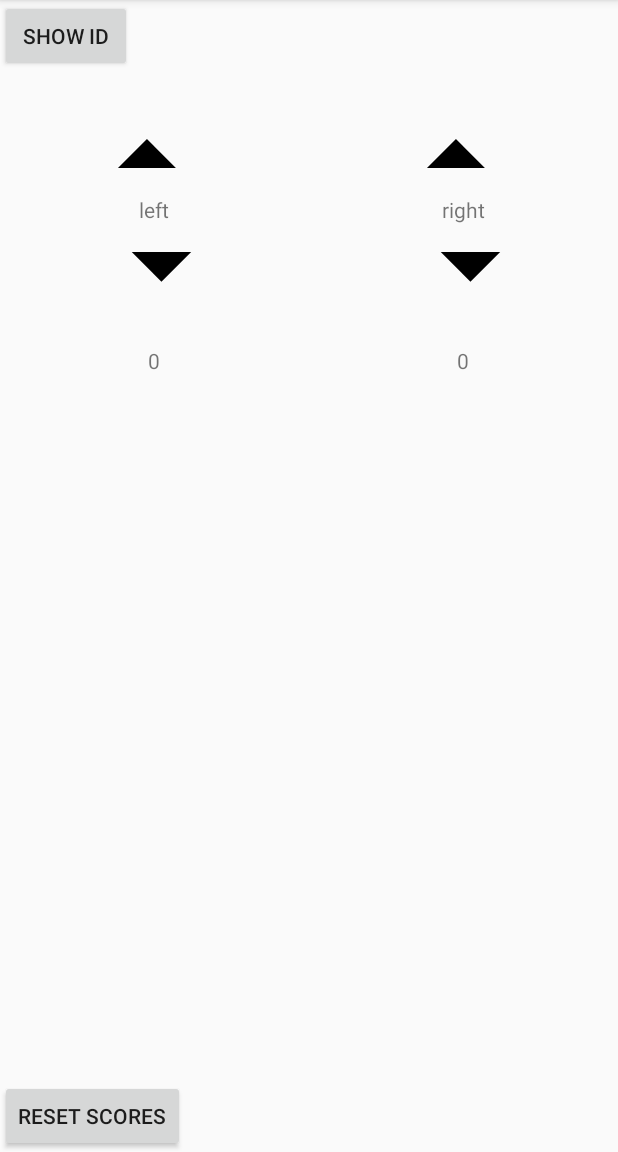
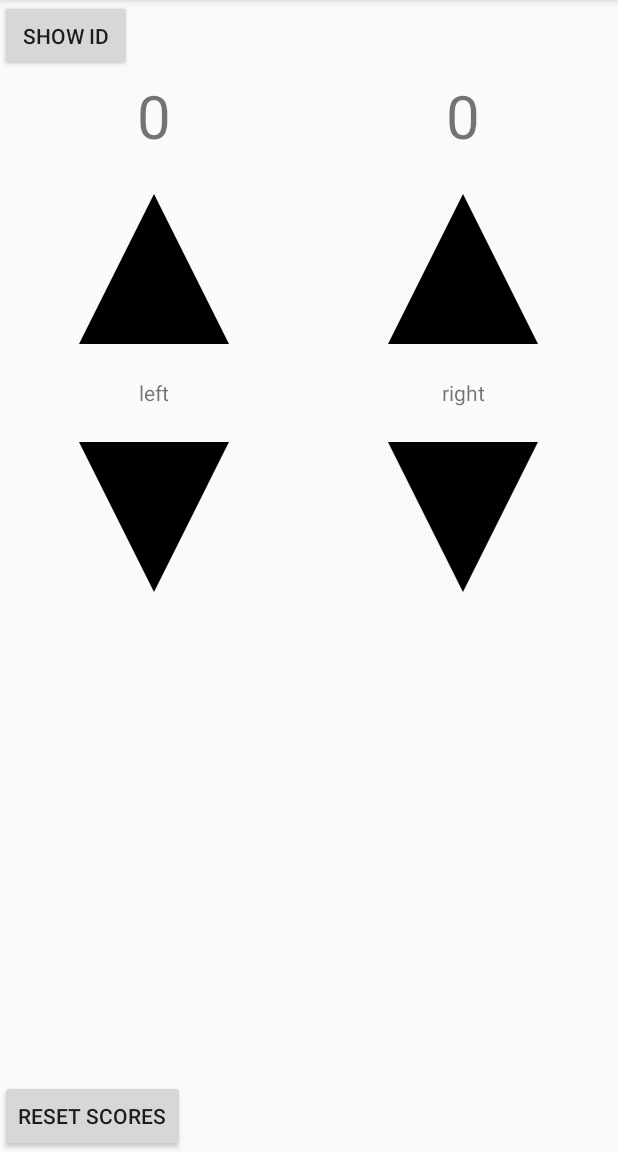
Before and after one commit to sek/ScoreDisplay, an Android app: the SettingsActivity screen opened directly, with no data from a screen before it, on a phone screen of 412 x 824 dp, the part 84-1236 px from its top. Run offline under Robolectric (Android 15) with nearby library versions, the phone set to English and light mode, and no system bars; our stand-ins replace Firebase (no records; nobody signed in at launch, a user with empty details on screens opened directly).

Commit message:
tweak controller layout a bit for usability

```diff
--- a/app/src/main/res/drawable/up.xml
+++ b/app/src/main/res/drawable/up.xml
@@ -1,17 +1,4 @@
-<?xml version="1.0" encoding="utf-8"?>
-<layer-list xmlns:android="http://schemas.android.com/apk/res/android" >
-    <item>
-        <rotate
-            android:fromDegrees="45"
-            android:toDegrees="45"
-            android:pivotX="-40%"
-            android:pivotY="87%" >
-            <shape
-                android:shape="rectangle" >
-                <stroke android:color="@android:color/transparent" android:width="10dp"/>
-                <solid
-                    android:color="@color/score" />
-            </shape>
-        </rotate>
-    </item>
-</layer-list>
+<vector android:height="24dp" android:viewportHeight="150"
+        android:viewportWidth="200" android:width="24dp" xmlns:android="http://schemas.android.com/apk/res/android">
+    <path android:fillColor="#000000" android:pathData="M0,150l100,-150l100,150z"/>
+</vector>
--- a/app/src/main/res/layout/settings_layout.xml
+++ b/app/src/main/res/layout/settings_layout.xml
@@ -19,7 +19,7 @@
     <LinearLayout
         android:id="@+id/controls"
         android:layout_width="match_parent"
-        android:layout_height="200dp"
+        android:layout_height="350dp"
         android:layout_marginTop="50dp"
         android:baselineAligned="false"
         android:orientation="horizontal">
@@ -32,10 +32,18 @@
             android:gravity="center_horizontal"
             android:orientation="vertical">
 
+            <TextView
+                android:id="@+id/left_score"
+                android:layout_width="wrap_content"
+                android:layout_height="wrap_content"
+                android:paddingBottom="20dp"
+                android:text="0"
+                android:textSize="40dp"/>
+
             <ImageView
                 android:id="@+id/left_up"
                 android:layout_width="@dimen/arrow_width"
-                android:layout_height="25dp"
+                android:layout_height="@dimen/arrow_height"
                 android:layout_gravity="center_horizontal|bottom"
                 android:layout_weight="1"
                 android:src="@drawable/up"/>
@@ -67,17 +75,11 @@
             <ImageView
                 android:id="@+id/left_down"
                 android:layout_width="@dimen/arrow_width"
-                android:layout_height="25dp"
+                android:layout_height="@dimen/arrow_height"
                 android:layout_gravity="center_horizontal|top"
                 android:layout_weight="1"
                 android:rotation="180"
                 android:src="@drawable/up"/>
-
-            <TextView
-                android:id="@+id/left_score"
-                android:layout_width="wrap_content"
-                android:layout_height="wrap_content"
-                android:text="0"/>
         </LinearLayout>
 
         <LinearLayout
@@ -88,10 +90,18 @@
             android:gravity="center_horizontal"
             android:orientation="vertical">
 
+            <TextView
+                android:id="@+id/right_score"
+                android:layout_width="wrap_content"
+                android:layout_height="wrap_content"
+                android:paddingBottom="20dp"
+                android:text="0"
+                android:textSize="40dp"/>
+
             <ImageView
                 android:id="@+id/right_up"
                 android:layout_width="@dimen/arrow_width"
-                android:layout_height="25dp"
+                android:layout_height="@dimen/arrow_height"
                 android:layout_gravity="center_horizontal|bottom"
                 android:layout_weight="1"
                 android:src="@drawable/up"/>
@@ -123,17 +133,11 @@
             <ImageView
                 android:id="@+id/right_down"
                 android:layout_width="@dimen/arrow_width"
-                android:layout_height="25dp"
+                android:layout_height="@dimen/arrow_height"
                 android:layout_gravity="center_horizontal|top"
                 android:layout_weight="1"
                 android:rotation="180"
                 android:src="@drawable/up"/>
-
-            <TextView
-                android:id="@+id/right_score"
-                android:layout_width="wrap_content"
-                android:layout_height="wrap_content"
-                android:text="0"/>
         </LinearLayout>
     </LinearLayout>
 
--- a/app/src/main/res/values/dimens.xml
+++ b/app/src/main/res/values/dimens.xml
@@ -2,5 +2,6 @@
 <resources>
     <item name="score_y_scale" format="float" type="dimen">2.3</item>
     <dimen name="score_font_size">350dp</dimen>
-    <dimen name="arrow_width">70dp</dimen>
+    <dimen name="arrow_width">100dp</dimen>
+    <dimen name="arrow_height">75dp</dimen>
 </resources>
```
Also changed, not shown: 1 other file.
